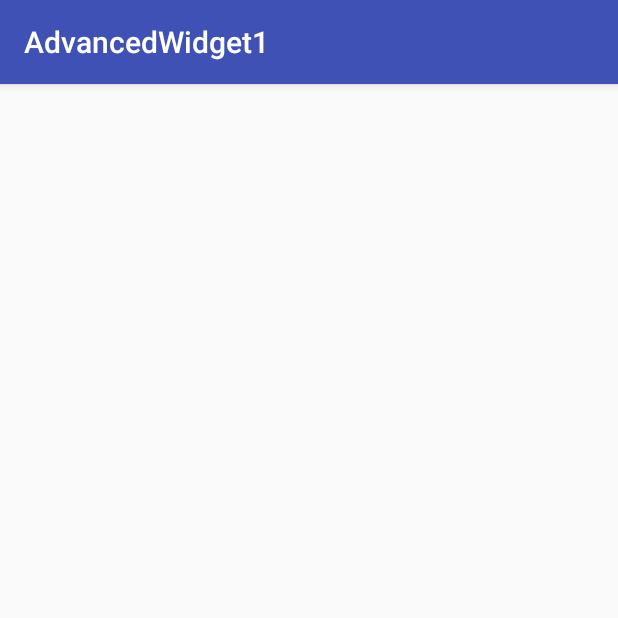
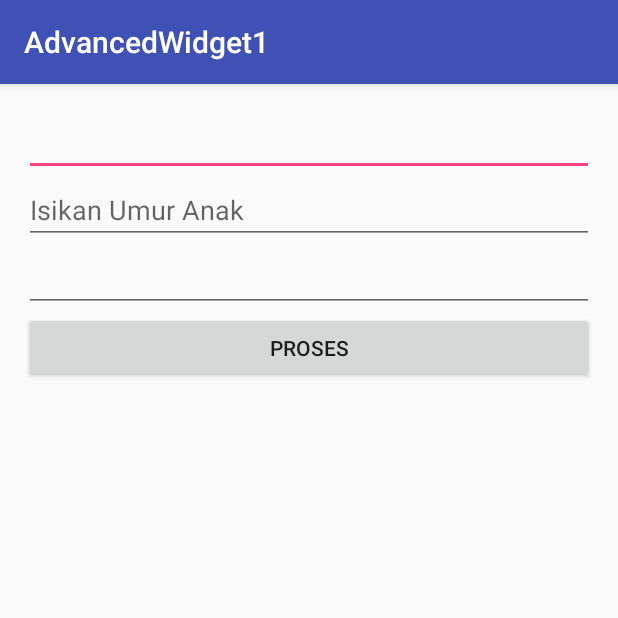
Before and after one commit to yeninurazizah/AdvancedWidget1, an Android app: the screen it shows after launch (MainActivity), on a phone screen of 412 x 824 dp, the top half of it. Run offline under Robolectric (Android 15) with nearby library versions, the phone set to English and light mode, and no system bars.

Commit message:
Widget Programming Part 1

```diff
--- a/app/src/main/java/id/sch/smktelkom_mlg/learn/advancedwidget1/MainActivity.java
+++ b/app/src/main/java/id/sch/smktelkom_mlg/learn/advancedwidget1/MainActivity.java
@@ -2,6 +2,12 @@ package id.sch.smktelkom_mlg.learn.advancedwidget1;
 
 import android.os.Bundle;
 import android.support.v7.app.AppCompatActivity;
+import android.text.InputType;
+import android.view.View;
+import android.widget.Button;
+import android.widget.EditText;
+import android.widget.LinearLayout;
+import android.widget.TextView;
 
 public class MainActivity extends AppCompatActivity {
 
@@ -9,5 +15,31 @@ public class MainActivity extends AppCompatActivity {
     protected void onCreate(Bundle savedInstanceState) {
         super.onCreate(savedInstanceState);
         setContentView(R.layout.activity_main);
+
+        LinearLayout llmain = (LinearLayout) findViewById(R.id.linearLayoutMain);
+        final EditText etNama = new EditText(this);
+        llmain.addView(etNama);
+        etNama.setHint("Isikan Nama Anak");
+        final EditText etUmur = new EditText(this);
+        llmain.addView(etUmur);
+        etNama.setHint("Isikan Umur Anak");
+        etUmur.setInputType(InputType.TYPE_CLASS_NUMBER);
+
+        Button bProses = new Button(this);
+        bProses.setText("Proses");
+        llmain.addView(bProses);
+        final TextView tvHasil = new TextView(this);
+        llmain.addView(tvHasil);
+
+        bProses.setOnClickListener(new View.OnClickListener() {
+            @Override
+            public void onClick(View v) {
+                String nama = etNama.getText().toString();
+                String umur = etUmur.getText().toString();
+
+                tvHasil.setText(nama + "umur" + umur + "tahun");
+            }
+        });
+
     }
 }
--- a/app/src/main/res/layout/activity_main.xml
+++ b/app/src/main/res/layout/activity_main.xml
@@ -1,6 +1,7 @@
 <?xml version="1.0" encoding="utf-8"?>
 <LinearLayout xmlns:android="http://schemas.android.com/apk/res/android"
     xmlns:tools="http://schemas.android.com/tools"
+    android:id="@+id/linearLayoutMain"
     android:layout_width="match_parent"
     android:layout_height="match_parent"
     android:orientation="vertical"
@@ -10,4 +11,8 @@
     android:paddingTop="@dimen/activity_vertical_margin"
     tools:context="id.sch.smktelkom_mlg.learn.advancedwidget1.MainActivity">
 
+    <EditText
+        android:id="@+id/editText"
+        android:layout_width="match_parent"
+        android:layout_height="wrap_content" />
 </LinearLayout>
```
